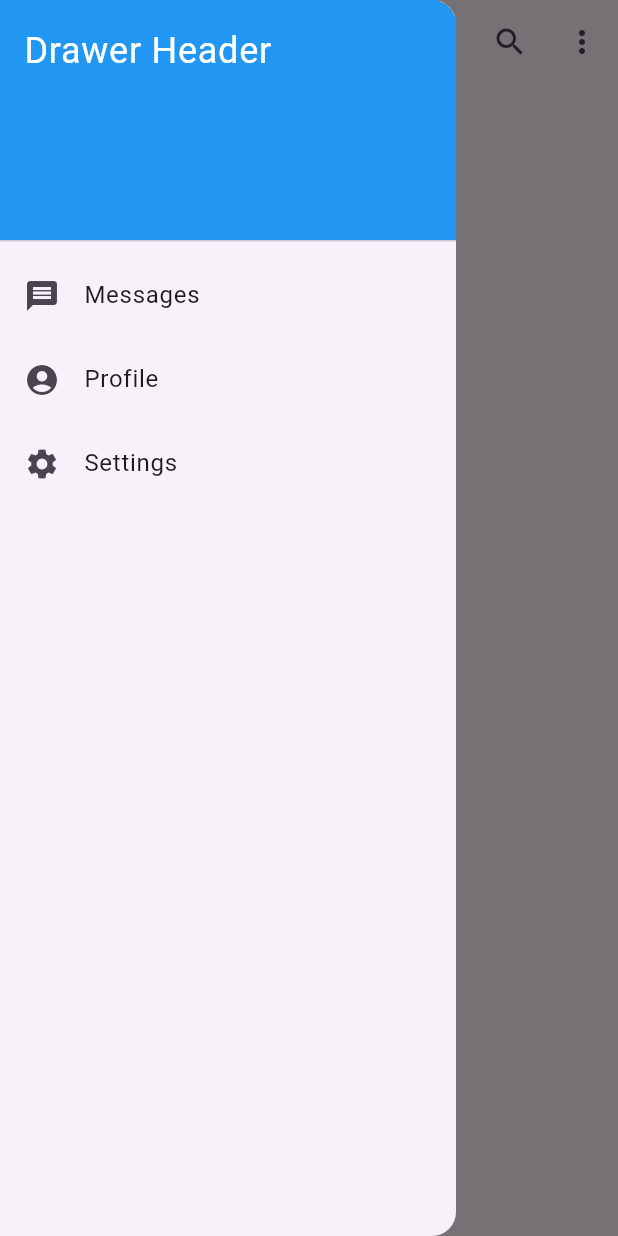
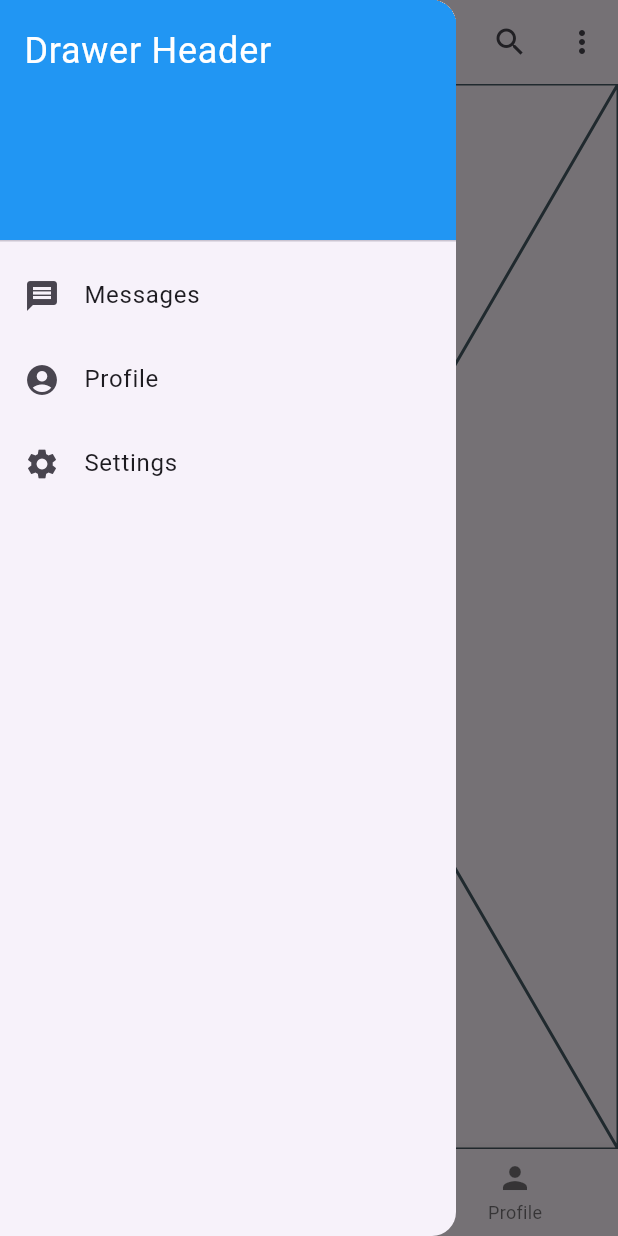
Before and after one commit to koo995/24_Solution_Challenge, a Flutter app: the HomePage screen opened directly, with the side drawer open, on a phone screen of 412 x 824 dp. Run offline on Flutter 3.47's test engine with Material 3 defaults, Android fonts, the phone set to English and light mode, and no system bars.

Commit message:
homepage tab 추가
tab 3개 추가 (추후 내용 추가 예정)

```diff
--- a/Front/lib/view/home_page.dart
+++ b/Front/lib/view/home_page.dart
@@ -1,16 +1,21 @@
 import 'package:flutter/material.dart';
 
-class HomePage extends StatelessWidget {
+class HomePage extends StatefulWidget {
   HomePage({Key? key}) : super(key: key);
 
-  // This widget is the root of your application.
+  @override
+  State<HomePage> createState() => _HomePageState();
+}
+class _HomePageState extends State<HomePage> {
+  var tab = 0;
+  final PageController _pageController = PageController();
+
   @override
   Widget build(BuildContext context) {
     return Scaffold(
       appBar: AppBar(
         centerTitle: true,
         title: Text("Home"),
-
           actions: [
             IconButton(
               icon: Icon(Icons.search),
@@ -62,14 +67,65 @@ class HomePage extends StatelessWidget {
             ),
           ],
         ),
-
       ),
-      body: Column(
-        children:[
-          Container(),
-
-        ]
+      body:PageView(
+        controller: _pageController,
+        children: [Tab1(), Tab2(), Tab3()],
+        onPageChanged: (index) {
+        setState(() {
+        tab = index;});
+        },
       ),
+        bottomNavigationBar: BottomNavigationBar(
+          currentIndex: tab,
+          onTap: (index) {
+            setState(() {
+              tab = index;
+              _pageController.animateToPage(index, duration: Duration(milliseconds: 200), curve: Curves.easeIn);
+            });
+          },
+          items: [
+            BottomNavigationBarItem(
+              icon: Icon(Icons.home),
+              label: 'Home',
+            ),
+            BottomNavigationBarItem(
+                icon: Icon(Icons.search),
+                label: 'Search',
+            ),
+            BottomNavigationBarItem(
+                icon: Icon(Icons.person),
+                label: 'Profile',
+            ),
+          ],
+        ),
     );
   }
 }
+
+class Tab1 extends StatelessWidget {
+  const Tab1({super.key});
+
+  @override
+  Widget build(BuildContext context) {
+    return const Placeholder();
+  }
+}
+
+class Tab2 extends StatelessWidget {
+  const Tab2({super.key});
+
+  @override
+  Widget build(BuildContext context) {
+    return const Placeholder();
+  }
+}
+
+class Tab3 extends StatelessWidget {
+  const Tab3({super.key});
+
+  @override
+  Widget build(BuildContext context) {
+    return const Placeholder();
+  }
+}
```
